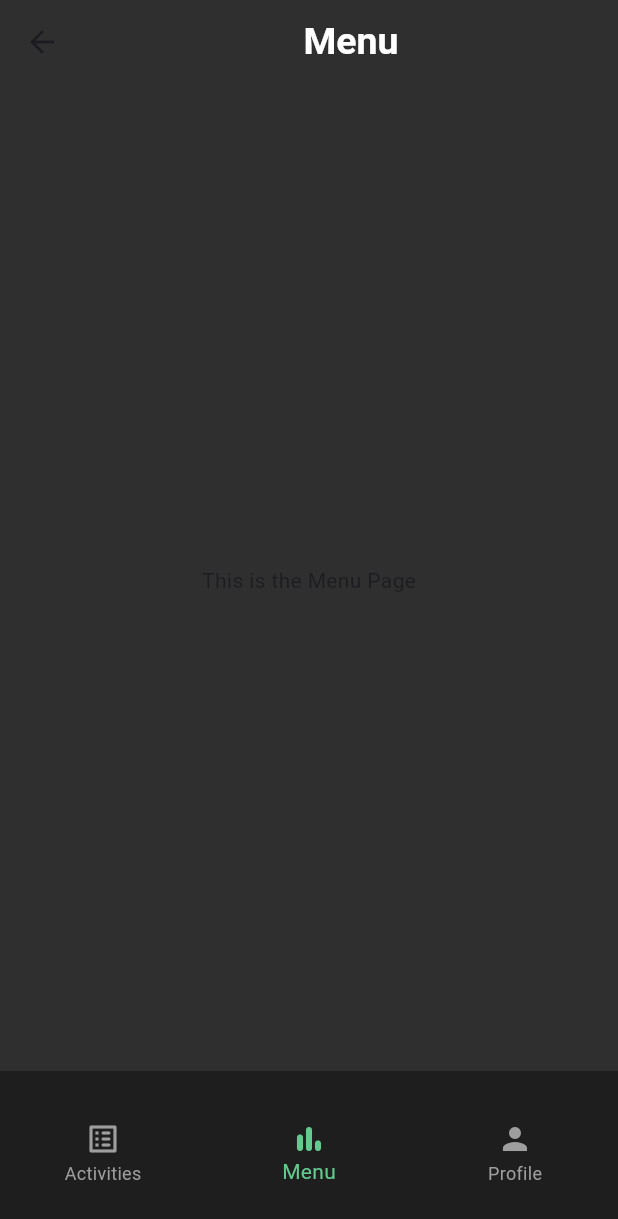
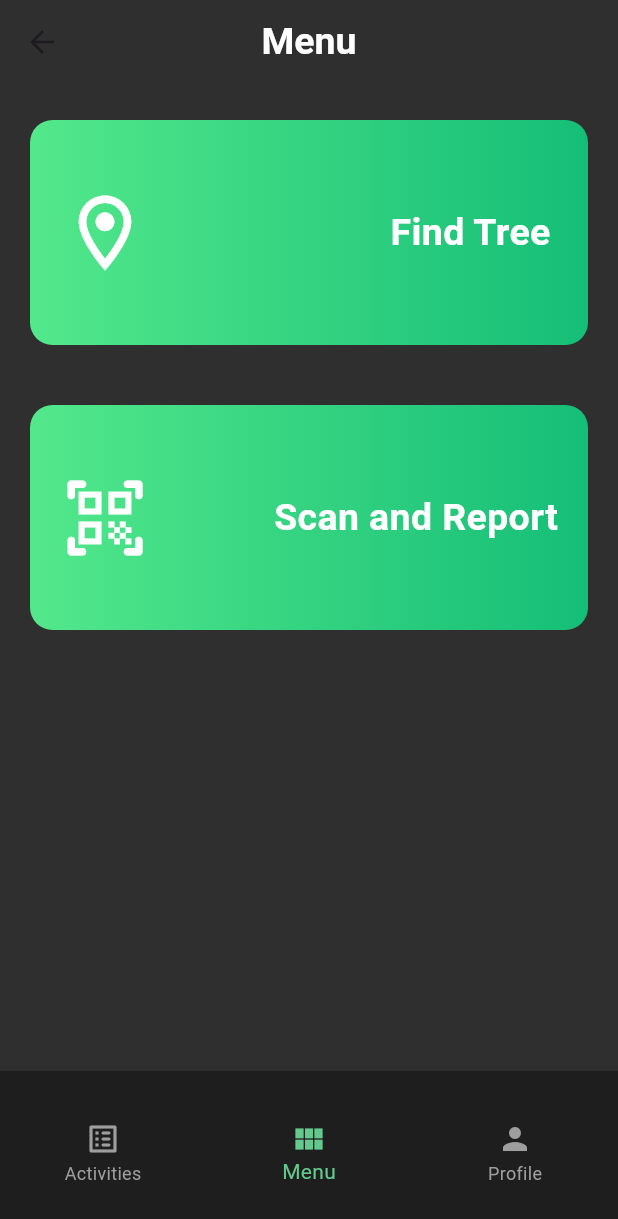
Before and after one commit to paperjean/iLadang, a Flutter app: the MyEmployeeHomePage screen opened by its route, on a phone screen of 412 x 824 dp. Shown: the top 1219 px of the screen. Run offline on Flutter 3.47's test engine with Material 3 defaults, Android fonts, the phone set to English and light mode, and no system bars; our stand-ins replace fl_chart, supabase_flutter; accounts and stored records are empty.

Commit message:
Employee Main Menu

```diff
--- a/lib/pages/field/homepage_field.dart
+++ b/lib/pages/field/homepage_field.dart
@@ -50,7 +50,7 @@
             ),
             BottomNavigationBarItem(
               label: "Menu",
-              icon: Icon(Icons.bar_chart_rounded),
+              icon: Icon(Icons.view_module),
               backgroundColor: primaryColor,
             ),
             BottomNavigationBarItem(
--- a/lib/pages/field/menu/menu_screen.dart
+++ b/lib/pages/field/menu/menu_screen.dart
@@ -3,6 +3,8 @@
 import 'package:sawitcare_app/pages/bricks/Widgets Example/price_card.dart';
 import 'package:sawitcare_app/pages/bricks/Widgets Example/delivery_record.dart';
 import 'package:sawitcare_app/pages/management/yield/bar_graph.dart';
+
+import '../reporting/report_form.dart';
 
 class Menu extends StatefulWidget {
   const Menu({super.key});
@@ -21,26 +23,101 @@
             child: AppBar(
               backgroundColor: Color.fromARGB(255, 47, 47, 47),
               elevation: 0,
-              centerTitle: false,
-              title: const Center(
-                child: Column(
-                  mainAxisAlignment: MainAxisAlignment.end,
-                  crossAxisAlignment: CrossAxisAlignment.start,
+              centerTitle: true,
+              title: const Text(
+                'Menu',
+                style: TextStyle(
+                  color: Colors.white,
+                  fontSize: 25,
+                  fontWeight: FontWeight.bold,
+                ),
+              ),
+            )),
+        body: Column(
+          children: [
+            Padding(
+              padding: const EdgeInsets.all(20.0),
+              child: Container(
+                width: MediaQuery.of(context).size.width,
+                height: 150,
+                decoration: BoxDecoration(
+                    borderRadius: BorderRadius.circular(15),
+                    gradient: const LinearGradient(
+                        colors: [Color(0xff53E88B), Color(0xff15BE77)])),
+                child: const Stack(
                   children: [
-                    Text(
-                      'Menu',
-                      style: TextStyle(
-                        color: Colors.white,
-                        fontSize: 25,
-                        fontWeight: FontWeight.bold,
+                    Align(
+                      alignment: Alignment.centerLeft,
+                      child: Padding(
+                        padding: EdgeInsets.all(20),
+                        child: Icon(Icons.location_on_outlined,
+                            size: 60, color: Colors.white),
+                      ),
+                    ),
+                    Align(
+                      alignment: Alignment.centerRight,
+                      child: Padding(
+                        padding: EdgeInsets.all(25.0),
+                        child: Text(
+                          "Find Tree",
+                          style: TextStyle(
+                              color: Colors.white,
+                              fontSize: 25,
+                              fontWeight: FontWeight.bold),
+                        ),
                       ),
                     ),
                   ],
                 ),
               ),
-            )),
-        body: const Center(
-          child: Text("This is the Menu Page"),
+            ),
+            Padding(
+              padding: const EdgeInsets.all(20.0),
+              child: Container(
+                width: MediaQuery.of(context).size.width,
+                height: 150,
+                decoration: BoxDecoration(
+                    borderRadius: BorderRadius.circular(15),
+                    gradient: const LinearGradient(
+                        colors: [Color(0xff53E88B), Color(0xff15BE77)])),
+                child: Stack(
+                  children: [
+                    Align(
+                      alignment: Alignment.centerLeft,
+                      child: Padding(
+                        padding: EdgeInsets.all(20),
+                        child: Icon(Icons.qr_code_scanner_rounded,
+                            size: 60, color: Colors.white),
+                      ),
+                    ),
+                    InkWell(
+                      onTap: () {
+                        Navigator.push(
+                          context,
+                          MaterialPageRoute(
+                              builder: (context) => const ReportForm()),
+                        );
+                        print("Scan and Report");
+                      },
+                      child: Align(
+                        alignment: Alignment.centerRight,
+                        child: Padding(
+                          padding: EdgeInsets.fromLTRB(0, 0, 20, 0),
+                          child: Text(
+                            "Scan and Report",
+                            style: TextStyle(
+                                color: Colors.white,
+                                fontSize: 25,
+                                fontWeight: FontWeight.bold),
+                          ),
+                        ),
+                      ),
+                    ),
+                  ],
+                ),
+              ),
+            )
+          ],
         ));
   }
 }
```
Also changed, not shown: lib/pages/field/reporting/report_form.dart (added, +42 -0 lines).
